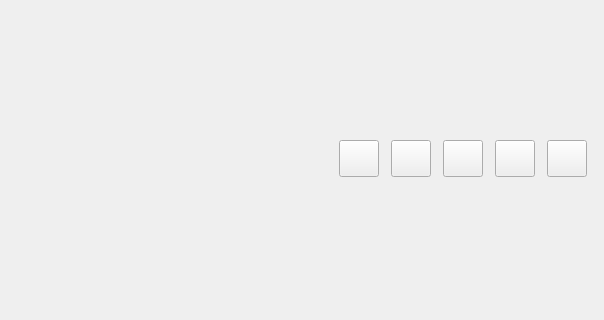
Above: FML/view/commonui/basic.ui from ruofeng216/fmlnew before the change; both pictures show x 0 to 604 and y 125 to 445 of the 604 by 570 pixel window. Below: the same form after it.
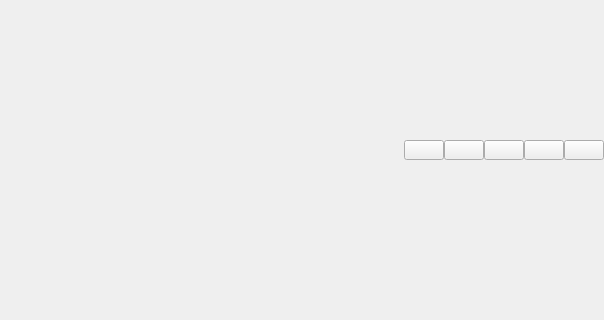
That is the form after the change. Custom widgets are drawn as their Qt base class.

Diff of the .ui file:
```diff
--- a/FML/view/commonui/basic.ui
+++ b/FML/view/commonui/basic.ui
@@ -33,16 +33,16 @@
     <number>0</number>
    </property>
    <property name="leftMargin">
-    <number>2</number>
+    <number>0</number>
    </property>
    <property name="topMargin">
-    <number>2</number>
+    <number>0</number>
    </property>
    <property name="rightMargin">
-    <number>2</number>
+    <number>0</number>
    </property>
    <property name="bottomMargin">
-    <number>2</number>
+    <number>0</number>
    </property>
    <item>
     <widget class="QWidget" name="title" native="true">
@@ -61,9 +61,9 @@
      <property name="mouseTracking">
       <bool>true</bool>
      </property>
-     <layout class="QHBoxLayout" name="horizontalLayout" stretch="1,0,0,0,0,0">
+     <layout class="QHBoxLayout" name="horizontalLayout_3">
       <property name="spacing">
-       <number>12</number>
+       <number>6</number>
       </property>
       <property name="leftMargin">
        <number>0</number>
@@ -72,10 +72,10 @@
        <number>0</number>
       </property>
       <property name="rightMargin">
-       <number>15</number>
+       <number>0</number>
       </property>
       <property name="bottomMargin">
-       <number>3</number>
+       <number>0</number>
       </property>
       <item>
        <widget class="QWidget" name="widget" native="true">
@@ -105,7 +105,15 @@
        </widget>
       </item>
       <item>
-       <widget class="IDBImageButton" name="btn_func">
+       <layout class="QHBoxLayout" name="horizontalLayout">
+        <property name="spacing">
+         <number>0</number>
+        </property>
+        <property name="bottomMargin">
+         <number>20</number>
+        </property>
+        <item>
+         <widget class="QPushButton" name="btn_func">
         <property name="minimumSize">
          <size>
           <width>0</width>
@@ -130,7 +138,7 @@
        </widget>
       </item>
       <item>
-       <widget class="IDBImageButton" name="btn_min">
+         <widget class="QPushButton" name="btn_min">
         <property name="minimumSize">
          <size>
           <width>0</width>
@@ -155,7 +163,13 @@
        </widget>
       </item>
       <item>
-       <widget class="IDBImageButton" name="btn_restore">
+         <widget class="QPushButton" name="btn_restore">
+          <property name="minimumSize">
+           <size>
+            <width>0</width>
+            <height>0</height>
+           </size>
+          </property>
         <property name="maximumSize">
          <size>
           <width>1111</width>
@@ -174,7 +188,7 @@
        </widget>
       </item>
       <item>
-       <widget class="IDBImageButton" name="btn_max">
+         <widget class="QPushButton" name="btn_max">
         <property name="minimumSize">
          <size>
           <width>0</width>
@@ -199,7 +213,7 @@
        </widget>
       </item>
       <item>
-       <widget class="IDBImageButton" name="btn_close">
+         <widget class="QPushButton" name="btn_close">
         <property name="minimumSize">
          <size>
           <width>0</width>
@@ -217,11 +231,13 @@
         </property>
         <property name="iconSize">
          <size>
-          <width>20</width>
+            <width>30</width>
           <height>20</height>
          </size>
         </property>
        </widget>
+        </item>
+       </layout>
       </item>
      </layout>
     </widget>
@@ -247,13 +263,6 @@
    </item>
   </layout>
  </widget>
- <customwidgets>
-  <customwidget>
-   <class>IDBImageButton</class>
-   <extends>QPushButton</extends>
-   <header>idbimagebutton.h</header>
-  </customwidget>
- </customwidgets>
  <resources/>
  <connections/>
 </ui>
```
Lines whose indentation alone changed are shown as unchanged.
